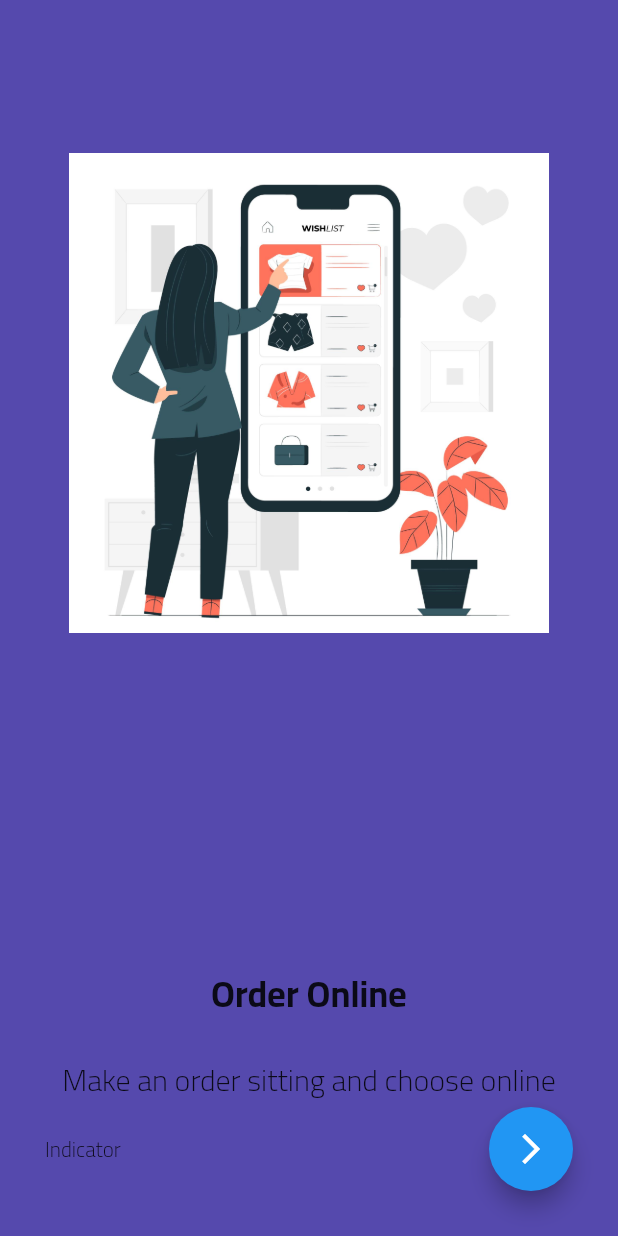
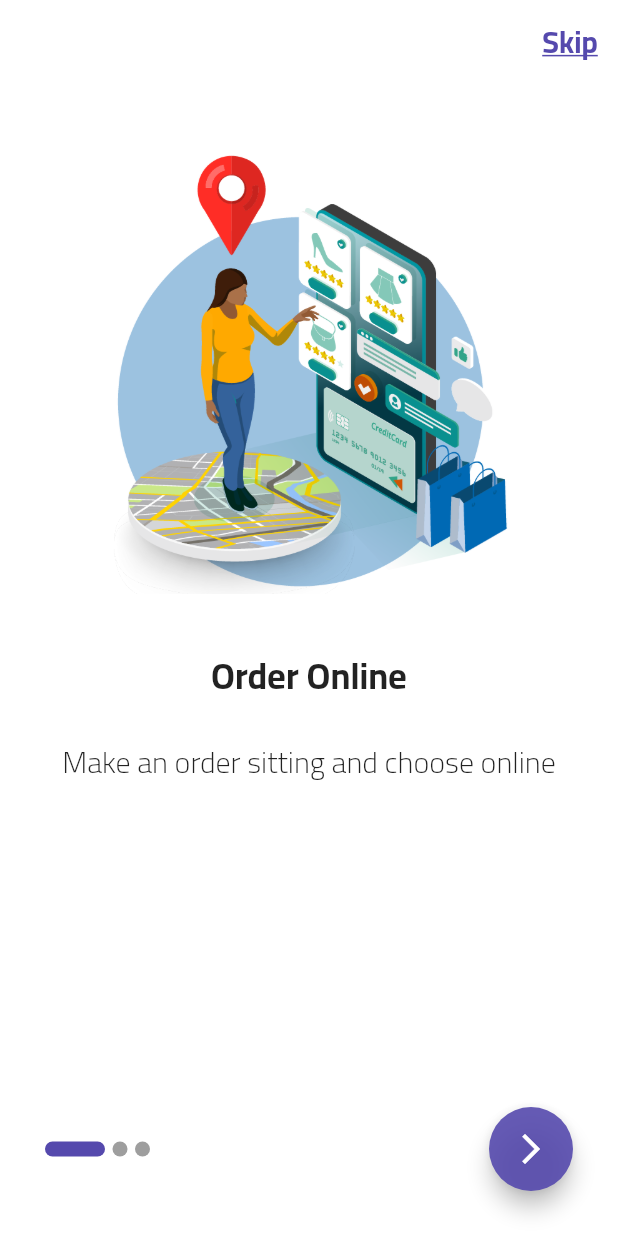
Before and after one commit to ahmedyehya92/udemy_flutter, a Flutter app: the screen it shows after launch, on a phone screen of 412 x 824 dp. Run offline on Flutter 3.47's test engine with Material 2 defaults, Android fonts, the phone set to English and light mode, and no system bars; drawn by our look-alikes of smooth_page_indicator; our stand-ins replace bloc, conditional_builder_null_safety, dio, flutter_bloc, fluttertoast, shared_preferences and 2 more; accounts and stored records are empty.

Commit message:
login shopping screen

```diff
--- a/lib/main.dart
+++ b/lib/main.dart
@@ -48,7 +48,9 @@ class MyApp extends StatelessWidget {
             ThemeMode? themeMode =
                 AppCubit.get(context).themMode == ThemeAppMode.light
                     ? ThemeMode.light
-                    : ThemeMode.dark;
+                    : AppCubit.get(context).themMode == ThemeAppMode.dark
+                        ? ThemeMode.dark
+                        : ThemeMode.light;
             return MaterialApp(
                 debugShowCheckedModeBanner: false,
                 themeMode: themeMode,
--- a/lib/modules/shop_modules/on_boarding/on_boarding_screen.dart
+++ b/lib/modules/shop_modules/on_boarding/on_boarding_screen.dart
@@ -1,12 +1,24 @@
 import 'package:flutter/cupertino.dart';
 import 'package:flutter/material.dart';
+import 'package:smooth_page_indicator/smooth_page_indicator.dart';
+import 'package:udemy_flutter/shared/components/components.dart';
+import 'package:udemy_flutter/shared/components/conestants.dart';
 
-class OnBoardingScreen extends StatelessWidget {
+import '../login/login_screen.dart';
+
+class OnBoardingScreen extends StatefulWidget {
+  @override
+  State<OnBoardingScreen> createState() => _OnBoardingScreenState();
+}
+
+class _OnBoardingScreenState extends State<OnBoardingScreen> {
+  var boardingController = PageController();
+  bool isLastPage = false;
   List<BoardingModel> boardingList = [
     BoardingModel(
       title: 'Order Online',
       body: 'Make an order sitting and choose online',
-      image: 'assets/images/boarding2.jpg',
+      image: 'assets/images/boarding1.png',
     ),
     BoardingModel(
       title: 'Mobile Payments',
@@ -24,24 +36,66 @@ class OnBoardingScreen extends StatelessWidget {
   @override
   Widget build(BuildContext context) {
     return Scaffold(
-        appBar: AppBar(),
+        appBar: AppBar(
+          actions: [
+            TextButton(
+              child: Text(
+                'Skip',
+                style: TextStyle(
+                  fontWeight: FontWeight.bold,
+                  fontSize: 20.0,
+                  decoration: TextDecoration.underline,
+                ),
+              ),
+              onPressed: () {
+                navigateAndFinish(context, ShopLoginScreen());
+              },
+            )
+          ],
+        ),
         body: Padding(
           padding: EdgeInsets.all(30.0),
           child: Column(
             children: [
               Expanded(
                 child: PageView.builder(
+                  controller: boardingController,
                   physics: BouncingScrollPhysics(),
                   itemBuilder: (context, index) =>
                       buildBoardingItem(boardingList[index]),
                   itemCount: boardingList.length,
+                  onPageChanged: (index) {
+                    if (index == boardingList.length - 1) {
+                      print('last index');
+                      isLastPage = true;
+                    } else
+                      isLastPage = false;
+                  },
                 ),
               ),
               Row(children: [
-                Text('Indicator'),
+                SmoothPageIndicator(
+                  controller: boardingController,
+                  count: boardingList.length,
+                  effect: ExpandingDotsEffect(
+                      dotColor: Colors.grey,
+                      dotHeight: 10.0,
+                      expansionFactor: 4,
+                      dotWidth: 10.0,
+                      spacing: 5.0,
+                      activeDotColor: mainColor),
+                ),
                 Spacer(),
                 FloatingActionButton(
-                  onPressed: () {},
+                  onPressed: () {
+                    if (isLastPage == false) {
+                      boardingController.nextPage(
+                          duration: Duration(milliseconds: 1000),
+                          curve: Curves.fastLinearToSlowEaseIn);
+                    } else {
+                      navigateAndFinish(context, ShopLoginScreen());
+                    }
+                  },
                   child: Icon(Icons.arrow_forward_ios),
                 ),
               ])
@@ -52,24 +106,30 @@ class OnBoardingScreen extends StatelessWidget {
 
   Widget buildBoardingItem(BoardingModel boardingItem) => Column(
         children: [
-          Padding(
+          Expanded(
+            flex: 1,
+            child: Padding(
               padding: EdgeInsets.all(16.0),
-            child: Expanded(
               child: Image(
                 image: AssetImage(boardingItem.image),
               ),
             ),
           ),
-          Spacer(),
+          Expanded(
+            flex: 1,
+            child: Column(children: [
               SizedBox(height: 16.0),
               Text(boardingItem.title,
-              style: TextStyle(fontSize: 24.0, fontWeight: FontWeight.bold)),
+                  style:
+                      TextStyle(fontSize: 24.0, fontWeight: FontWeight.bold)),
               SizedBox(height: 16.0),
               Text(boardingItem.body,
                   textAlign: TextAlign.center,
                   style: TextStyle(
                     fontSize: 20.0,
                   )),
+            ]),
+          )
         ],
       );
 }
--- a/lib/shared/network/remote/dio_helper.dart
+++ b/lib/shared/network/remote/dio_helper.dart
@@ -1,20 +1,27 @@
 import 'package:dio/dio.dart';
 
-class DioHelper{
+class DioHelper {
+  final newsApiBaseUrl = 'https://newsapi.org/';
+  final shoppingAppApiBaseUrl = 'https://student.valuxapps.com/api/';
   final _apiKey = 'da9eff56f04440618ae2f9d6e61c4ebc';
-  final Dio dio = Dio(
-      BaseOptions(
-        baseUrl: 'https://newsapi.org/',
-        receiveDataWhenStatusError: true,
-      )
-  );
+  final Dio dio = Dio(BaseOptions(
+      baseUrl: 'https://student.valuxapps.com/api/',
+      receiveDataWhenStatusError: true,
+      headers: {'Content-Type': 'application/json'}));
 
+  Future<Response?>? _getData(
+      {required String path,
+      required Map<String, dynamic> queryParameters}) async {
+    return await dio.get(path, queryParameters: queryParameters);
+  }
 
-  Future<Response?>? _getData({
-    required String path,
-    required Map<String, dynamic> queryParameters
-  }) async {
-    return await dio.get(path, queryParameters: queryParameters);
+  Future<Response?>? _postData(
+      {required String path,
+      required Map<String, dynamic> data,
+      Map<String, dynamic>? queryParameters,
+      String? token}) async {
+    dio.options.headers = {'lang': 'en', 'Authorization': token};
+    return await dio.post(path, queryParameters: queryParameters, data: data);
   }
 
   Future<Response?>? getTopBusinessNews() async {
@@ -30,4 +37,10 @@ class DioHelper{
         path: 'v2/everything',
         queryParameters: {'q': value, 'apiKey': _apiKey});
   }
+
+  Future<Response?>? shoppingLogin(
+      {required String email, required String password}) async {
+    return await _postData(
+        path: 'login', data: {'email': email, 'password': password});
+  }
 }
--- a/lib/shared/styles/themes.dart
+++ b/lib/shared/styles/themes.dart
@@ -4,6 +4,7 @@ import 'package:flutter/services.dart';
 import '../components/conestants.dart';
 
 ThemeData theme = ThemeData(
+    primarySwatch: mainMaterialColor,
     scaffoldBackgroundColor: Colors.white,
     appBarTheme: const AppBarTheme(
         iconTheme: IconThemeData(color: Colors.black),
--- a/pubspec.yaml
+++ b/pubspec.yaml
@@ -43,6 +43,8 @@ dependencies:
   dio: ^4.0.6
   shared_preferences: ^2.0.15
   webview_flutter: ^3.0.4
+  smooth_page_indicator: ^1.0.0+2
+  fluttertoast: ^8.0.9
 
 dev_dependencies:
   flutter_test:
```
Also changed, not shown: lib/models/shop_app/login_model.dart (added, +33 -0 lines), lib/modules/shop_modules/login/cubit/login_cubit.dart (added, +36 -0 lines), lib/modules/shop_modules/login/cubit/login_states.dart (added, +21 -0 lines), lib/modules/shop_modules/login/login_screen.dart (added, +161 -0 lines), lib/modules/shop_modules/register/register_screen.dart (added, +19 -0 lines), lib/shared/components/components.dart (+18 -8 lines), lib/shared/components/conestants.dart (+18 -1 lines), assets/images/boarding1.jpg (deleted), assets/images/boarding1.png (added), pubspec.lock, 1 other file. Lines whose indentation alone changed are shown as unchanged.
